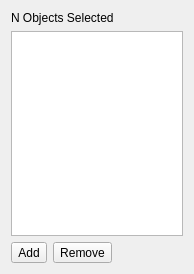
timbaker/pzworlded, file src/editor/spawntooldialog.ui: the form before one commit.
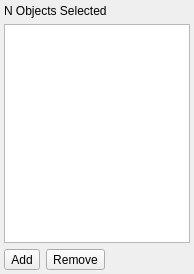
The form after the commit. Icons and pictures are not drawn.

Diff of the .ui file:
```diff
--- a/src/editor/spawntooldialog.ui
+++ b/src/editor/spawntooldialog.ui
@@ -14,6 +14,18 @@
    <string>Spawn Point</string>
   </property>
   <layout class="QGridLayout" name="gridLayout">
+   <property name="leftMargin">
+    <number>4</number>
+   </property>
+   <property name="topMargin">
+    <number>4</number>
+   </property>
+   <property name="rightMargin">
+    <number>4</number>
+   </property>
+   <property name="bottomMargin">
+    <number>4</number>
+   </property>
    <item row="2" column="0">
     <layout class="QHBoxLayout" name="horizontalLayout">
      <item>
```
Left out of the diff: 6 changed lines with no effect on the pictures.
